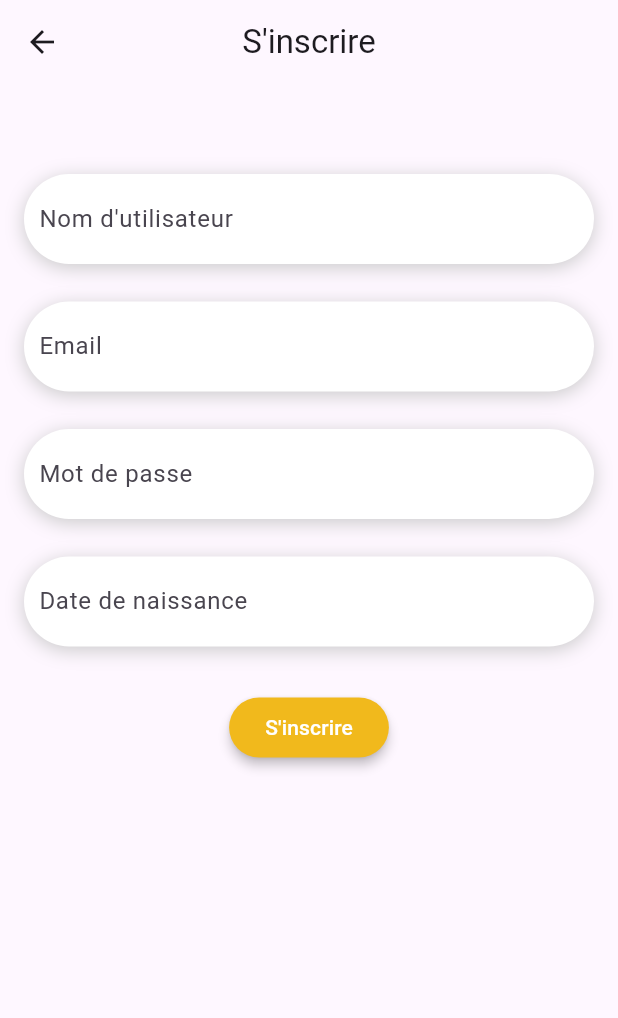
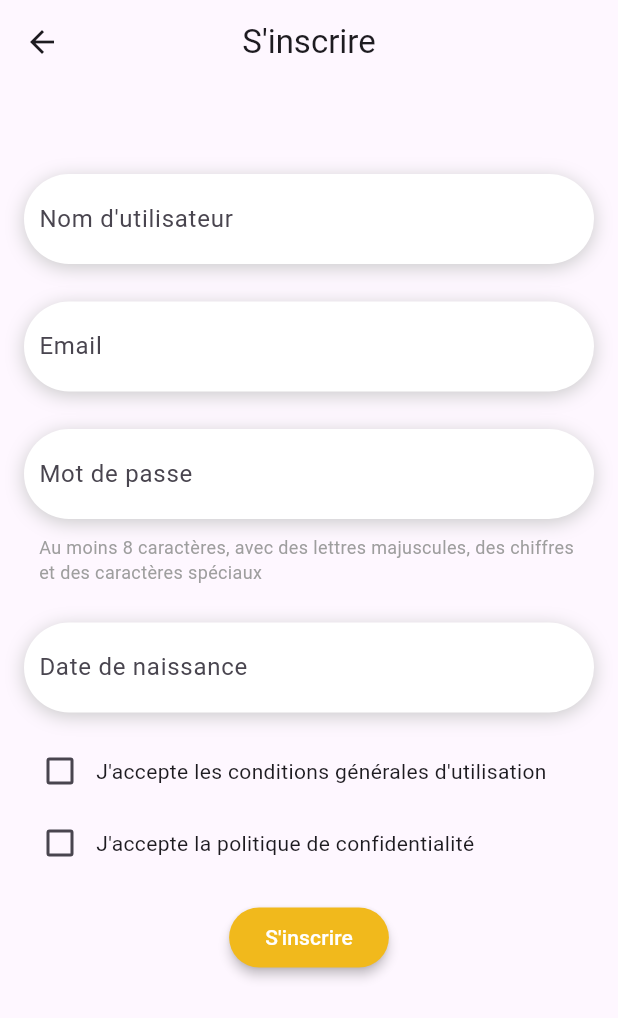
Before and after one commit to RomainConte/Yowl, a Flutter app: the RegisterScreen screen opened directly, on a phone screen of 412 x 824 dp. Shown: the top 1018 px of the screen. Run offline on Flutter 3.47's test engine with Material 3 defaults, Android fonts, the phone set to English and light mode, and no system bars; our stand-ins replace timeago; missing offline and left inert: password_strength.

Commit message:
[PUT] Privacy Register page

```diff
--- a/yowl/lib/screens/register_screen.dart
+++ b/yowl/lib/screens/register_screen.dart
@@ -1,19 +1,83 @@
 import 'package:flutter/material.dart';
 import 'package:http/http.dart' as http;
-import 'package:yowl/screens/login_screen.dart';
 import 'package:crypto/crypto.dart';
 import 'dart:convert';
+import 'package:password_strength/password_strength.dart'; // Ajout de la dépendance
+import 'package:yowl/screens/login_screen.dart';
 import 'package:yowl/static.dart';
 
-class RegisterScreen extends StatelessWidget {
+class RegisterScreen extends StatefulWidget {
+  @override
+  _RegisterScreenState createState() => _RegisterScreenState();
+}
+
+class _RegisterScreenState extends State<RegisterScreen> {
   final TextEditingController usernameController = TextEditingController();
   final TextEditingController emailController = TextEditingController();
   final TextEditingController passwordController = TextEditingController();
   final TextEditingController birthdateController = TextEditingController();
+  bool acceptConditions = false;
+  bool acceptPrivacyPolicy = false;
 
   // for the utf8.encode method
 
+  void showPasswordPolicyDialog() {
+    showDialog(
+      context: context,
+      builder: (BuildContext context) {
+        return AlertDialog(
+          title: Text('Politique de mot de passe'),
+          content: Text(
+            'Votre mot de passe doit comporter au moins 8 caractères, avec des lettres majuscules, des chiffres et des caractères spéciaux.',
+          ),
+          actions: <Widget>[
+            TextButton(
+              onPressed: () {
+                Navigator.of(context).pop();
+              },
+              child: Text('OK'),
+            ),
+          ],
+        );
+      },
+    );
+  }
+
   Future<void> register(BuildContext context) async {
+    final password = passwordController.text;
+
+    if (!isPasswordStrong(password)) {
+      // Le mot de passe n'est pas assez fort
+      showPasswordPolicyDialog();
+      return;
+    }
+
+    // Le mot de passe est assez fort, continuer avec l'enregistrement
+
+    if (!acceptConditions) {
+      // L'utilisateur n'a pas accepté les conditions générales d'utilisation
+      // Afficher un message d'erreur à l'utilisateur
+      showDialog(
+        context: context,
+        builder: (BuildContext context) {
+          return AlertDialog(
+            title: Text('Erreur'),
+            content: Text(
+                'Veuillez accepter les conditions générales d\'utilisation.'),
+            actions: <Widget>[
+              TextButton(
+                onPressed: () {
+                  Navigator.of(context).pop();
+                },
+                child: Text('OK'),
+              ),
+            ],
+          );
+        },
+      );
+      return;
+    }
+
     final url = Uri.parse('http://$ipAdress/api/auth/local/register');
 
     final response = await http.post(
@@ -21,23 +85,47 @@ class RegisterScreen extends StatelessWidget {
       body: {
         'username': usernameController.text,
         'email': emailController.text,
-        'password':
-            sha256.convert(utf8.encode(passwordController.text)).toString(),
+        'password': sha256.convert(utf8.encode(password)).toString(),
         'naissance': birthdateController.text,
-        'confirmed': 'true'
+        'confirmed': 'true',
       },
     );
 
     if (response.statusCode == 200) {
-      // Login successful, navigate to home page
+      // Enregistrement réussi, naviguer vers la page de connexion
       Navigator.push(
         context,
         MaterialPageRoute(builder: (context) => LoginScreen()),
       );
     } else {
-      // Handle registration error
-      // TODO: Show an error message to the user
+      // Gérer l'erreur d'enregistrement
+      // Afficher un message d'erreur à l'utilisateur
+      showDialog(
+        context: context,
+        builder: (BuildContext context) {
+          return AlertDialog(
+            title: Text('Erreur'),
+            content:
+                Text('Une erreur s\'est produite lors de l\'enregistrement.'),
+            actions: <Widget>[
+              TextButton(
+                onPressed: () {
+                  Navigator.of(context).pop();
+                },
+                child: Text('OK'),
+              ),
+            ],
+          );
+        },
+      );
     }
+  }
+
+  bool isPasswordStrong(String password) {
+    final strength = estimatePasswordStrength(password);
+    // Vous pouvez ajuster ces valeurs en fonction de la force souhaitée
+    return strength >
+        0.3; // Exemple : Le mot de passe est fort si la force est supérieure à 0.3
   }
 
   @override
@@ -107,10 +195,10 @@ class RegisterScreen extends StatelessWidget {
                 ],
               ),
               SizedBox(height: 25),
-                Row(
+              Column(
+                crossAxisAlignment: CrossAxisAlignment.start,
                 children: [
-                    Expanded(
-                      child: Container(
+                  Container(
                     decoration: BoxDecoration(
                       color: Colors.white,
                       borderRadius: BorderRadius.circular(50),
@@ -132,7 +220,16 @@ class RegisterScreen extends StatelessWidget {
                       ),
                     ),
                   ),
-                    )
+                  Padding(
+                    padding: EdgeInsets.only(left: 10, top: 10),
+                    child: Text(
+                      "Au moins 8 caractères, avec des lettres majuscules, des chiffres et des caractères spéciaux",
+                      style: TextStyle(
+                        fontSize: 12,
+                        color: Colors.grey,
+                      ),
+                    ),
+                  ),
                 ],
               ),
               SizedBox(height: 25),
@@ -164,11 +261,35 @@ class RegisterScreen extends StatelessWidget {
                   )
                 ],
               ),
-                SizedBox(height: 30),
-                // Column(
-                //   mainAxisAlignment: MainAxisAlignment.center,
-                //   crossAxisAlignment: CrossAxisAlignment.center,
-                //   children: [
+              SizedBox(height: 15),
+              Row(
+                children: [
+                  Checkbox(
+                    value: acceptConditions,
+                    onChanged: (value) {
+                      setState(() {
+                        acceptConditions = value!;
+                      });
+                    },
+                  ),
+                  Text('J\'accepte les conditions générales d\'utilisation'),
+                ],
+              ),
+              //SizedBox(height: 15),
+              Row(
+                children: [
+                  Checkbox(
+                    value: acceptPrivacyPolicy,
+                    onChanged: (value) {
+                      setState(() {
+                        acceptPrivacyPolicy = value!;
+                      });
+                    },
+                  ),
+                  Text('J\'accepte la politique de confidentialité'),
+                ],
+              ),
+              SizedBox(height: 15),
               Row(
                 mainAxisAlignment: MainAxisAlignment.center,
                 children: [
@@ -178,7 +299,8 @@ class RegisterScreen extends StatelessWidget {
                         primary: Color.fromRGBO(241, 185, 28, 1),
                         onPrimary: Colors.white,
                         elevation: 3,
-                            maximumSize: const Size.fromWidth(200)),
+                        maximumSize: const Size.fromWidth(200),
+                      ),
                       onPressed: () => register(context),
                       child: Text('S\'inscrire'),
                     ),
@@ -186,11 +308,10 @@ class RegisterScreen extends StatelessWidget {
                 ],
               ),
             ],
-              // ),
-              // ],
           ),
         ),
-        ));
+      ),
+    );
   }
 }
 
@@ -200,7 +321,6 @@ class MyAppBar extends StatelessWidget implements PreferredSizeWidget {
   @override
   Widget build(BuildContext context) {
     return AppBar(
-      // backgroundColor: Colors.white,
       title: const Text('S\'inscrire'),
       centerTitle: true,
     );
--- a/yowl/pubspec.yaml
+++ b/yowl/pubspec.yaml
@@ -28,6 +28,8 @@ dependencies:
   cupertino_icons: ^1.0.2
   google_fonts: ^2.1.0
   timeago: ^3.6.1  # Ajout de la dépendance timeago
+  password_strength: ^0.2.0  # Ajout de la dépendance password_strength
+
 
 dev_dependencies:
   flutter_test:
```
Also changed, not shown: yowl/pubspec.lock. Lines whose indentation alone changed are shown as unchanged.
